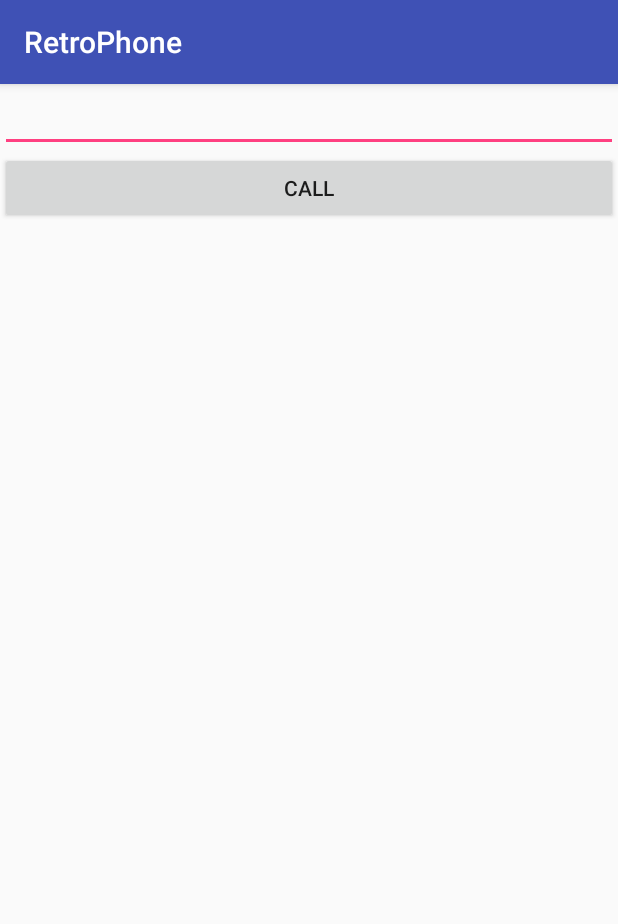
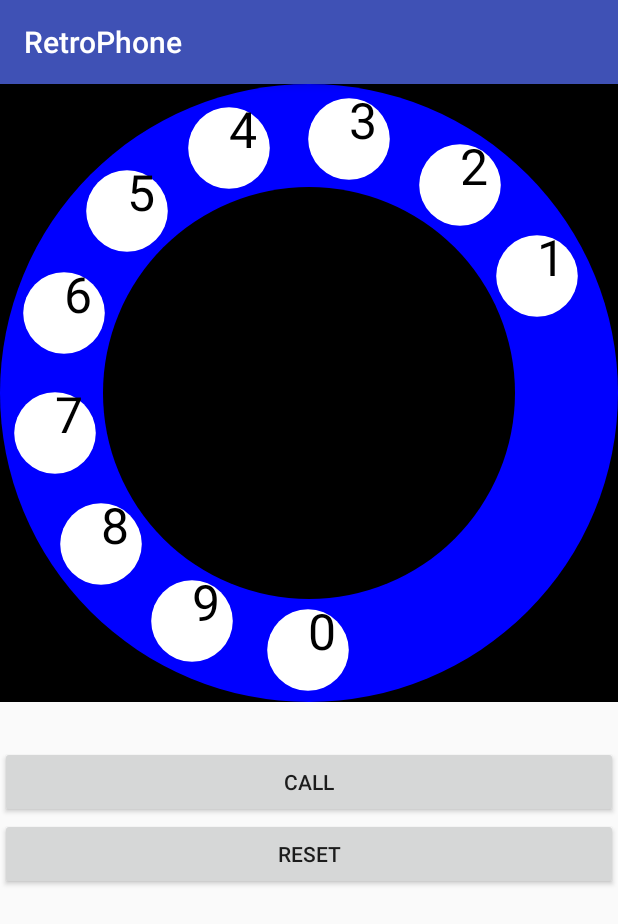
Before and after one commit to zaharstasenko/retrophone, an Android app: the screen it shows after launch (MainActivity), on a phone screen of 412 x 824 dp. Shown: the top 924 px of the screen. Run offline under Robolectric (Android 15) with nearby library versions, the phone set to English and light mode, and no system bars.

Commit message:
Created base phone view

```diff
--- a/app/src/main/java/com/example/zakhariystasenko/retrophone/MainActivity.java
+++ b/app/src/main/java/com/example/zakhariystasenko/retrophone/MainActivity.java
@@ -12,7 +12,7 @@ import android.view.View;
 import android.widget.TextView;
 import android.widget.Toast;
 
-public class MainActivity extends AppCompatActivity {
+public class MainActivity extends AppCompatActivity implements RetroPhoneView.Callback{
     private static final int PERMISSION_REQUEST_CODE = 123;
     private TextView mPhoneNumber;
 
@@ -24,21 +24,27 @@ public class MainActivity extends AppCompatActivity {
         initView();
     }
 
-    private void initView(){
+    private void initView() {
         mPhoneNumber = (TextView) findViewById(R.id.phoneNumber);
-
         findViewById(R.id.buttonCall).setOnClickListener(new View.OnClickListener() {
             @Override
             public void onClick(View v) {
                 tryCall();
             }
         });
+        findViewById(R.id.buttonReset).setOnClickListener(new View.OnClickListener() {
+            @Override
+            public void onClick(View v) {
+                mPhoneNumber.setText("");
+            }
+        });
+        ((RetroPhoneView) findViewById(R.id.phone)).setCallback(this);
     }
 
-    private void tryCall(){
+    private void tryCall() {
         try {
             makeCall();
-        } catch (SecurityException e){
+        } catch (SecurityException e) {
             requestCallPermission();
         }
     }
@@ -55,12 +61,17 @@ public class MainActivity extends AppCompatActivity {
 
     @Override
     public void onRequestPermissionsResult(int requestCode, @NonNull String[] permissions, @NonNull int[] grantResults) {
-        if (requestCode == PERMISSION_REQUEST_CODE){
-            if (grantResults[0] == PackageManager.PERMISSION_GRANTED){
+        if (requestCode == PERMISSION_REQUEST_CODE) {
+            if (grantResults[0] == PackageManager.PERMISSION_GRANTED) {
                 makeCall();
             } else {
                 Toast.makeText(this, R.string.permission_toast, Toast.LENGTH_SHORT).show();
             }
         }
     }
+
+    @Override
+    public void onButtonPressed(int button) {
+        mPhoneNumber.setText(mPhoneNumber.getText().toString() + button);
+    }
 }
--- /dev/null
+++ b/app/src/main/java/com/example/zakhariystasenko/retrophone/RetroPhoneView.java
@@ -0,0 +1,158 @@
+package com.example.zakhariystasenko.retrophone;
+
+import android.content.Context;
+import android.graphics.Canvas;
+import android.graphics.Color;
+import android.graphics.Paint;
+import android.graphics.Point;
+import android.support.annotation.Nullable;
+import android.util.AttributeSet;
+import android.view.MotionEvent;
+import android.view.View;
+
+public class RetroPhoneView extends View {
+    private Paint mPaint = new Paint();
+
+    private Point mDiskCenter = new Point();
+    private int mDiskInnerRadius;
+    private int mDiskOutherRadius;
+
+    private static final int BUTTONS_COUNT = 10;
+    private Point[] mButtonsCenter = new Point[BUTTONS_COUNT];
+
+    private float mButtonRadius;
+    private static final float BUTTON_PADDING_COEF = 0.8f;
+
+    private static final int BUTTONS_SECTOR_SIZE = 270;
+    private static final int DEGREES_PER_BUTTON = BUTTONS_SECTOR_SIZE / BUTTONS_COUNT;
+
+    private int mDistanceBetweenDiskAndButtonsCenter;
+
+    private Callback mCallback;
+
+    public RetroPhoneView(Context context) {
+        super(context);
+    }
+
+    public RetroPhoneView(Context context, @Nullable AttributeSet attrs) {
+        super(context, attrs);
+    }
+
+    public RetroPhoneView(Context context, @Nullable AttributeSet attrs, int defStyleAttr) {
+        super(context, attrs, defStyleAttr);
+    }
+
+    @Override
+    protected void onMeasure(int widthMeasureSpec, int heightMeasureSpec) {
+        super.onMeasure(widthMeasureSpec, heightMeasureSpec);
+        setMeasuredDimension(Math.min(getMeasuredWidth(), getMeasuredHeight()),
+                Math.min(getMeasuredWidth(), getMeasuredHeight()));
+    }
+
+    @Override
+    protected void onDraw(Canvas canvas) {
+        super.onDraw(canvas);
+
+        initializeCoordinates(canvas);
+
+        drawBackground(canvas);
+        drawCircle(canvas);
+        drawButtons(canvas);
+    }
+
+    private void initializeCoordinates(Canvas canvas) {
+        mDiskCenter.x = canvas.getWidth() / 2;
+        mDiskCenter.y = canvas.getHeight() / 2;
+
+        mDiskInnerRadius = canvas.getWidth() / 3;
+        mDiskOutherRadius = canvas.getWidth() / 2;
+
+        mDistanceBetweenDiskAndButtonsCenter = (mDiskOutherRadius + mDiskInnerRadius) / 2;
+        mButtonRadius = ((mDiskOutherRadius - mDiskInnerRadius) / 2) * BUTTON_PADDING_COEF;
+
+        for (int i = 0; i < BUTTONS_COUNT; ++i) {
+            mButtonsCenter[i] = new Point();
+            mButtonsCenter[i].x = calculateButtonPositionX(i + 1);
+            mButtonsCenter[i].y = calculateButtonPositionY(i + 1);
+        }
+    }
+
+    private void drawBackground(Canvas canvas) {
+        mPaint.setColor(Color.BLACK);
+        mPaint.setStyle(Paint.Style.FILL);
+
+        canvas.drawPaint(mPaint);
+    }
+
+    private void drawCircle(Canvas canvas) {
+        mPaint.setStyle(Paint.Style.FILL);
+
+        mPaint.setColor(Color.BLUE);
+        canvas.drawCircle(mDiskCenter.x, mDiskCenter.y, mDiskOutherRadius, mPaint);
+
+        mPaint.setColor(Color.BLACK);
+        canvas.drawCircle(mDiskCenter.x, mDiskCenter.y, mDiskInnerRadius, mPaint);
+    }
+
+    private void drawButtons(Canvas canvas) {
+        mPaint.setStyle(Paint.Style.FILL);
+        mPaint.setTextSize(50);
+
+        for (int i = 0; i < BUTTONS_COUNT; ++i) {
+            mPaint.setColor(Color.WHITE);
+            canvas.drawCircle(mButtonsCenter[i].x, mButtonsCenter[i].y, mButtonRadius, mPaint);
+
+            mPaint.setColor(Color.BLACK);
+            canvas.drawText((i + 1) % 10 + "", mButtonsCenter[i].x, mButtonsCenter[i].y, mPaint);
+        }
+    }
+
+    private int calculateButtonPositionX(int buttonNumber) {
+        return (int) (mDiskCenter.x +
+                mDistanceBetweenDiskAndButtonsCenter *
+                        Math.cos(Math.toRadians(buttonNumber * DEGREES_PER_BUTTON)));
+    }
+
+    private int calculateButtonPositionY(int buttonNumber) {
+        return (int) (mDiskCenter.y -
+                mDistanceBetweenDiskAndButtonsCenter *
+                        Math.sin(Math.toRadians(buttonNumber * DEGREES_PER_BUTTON)));
+    }
+
+    interface Callback {
+        void onButtonPressed(int button);
+    }
+
+    void setCallback(Callback callback) {
+        mCallback = callback;
+    }
+
+    @Override
+    public boolean onTouchEvent(MotionEvent event) {
+        int touchedButton = getTouchedButton(event.getX(), event.getY());
+
+        if (touchedButton != -1) {
+            mCallback.onButtonPressed((touchedButton + 1) % 10);
+        }
+
+        return super.onTouchEvent(event);
+    }
+
+    private int getTouchedButton(float touchX, float touchY) {
+        for (int i = 0; i < BUTTONS_COUNT; ++i) {
+            float buttonLeftBorder = mButtonsCenter[i].x - mButtonRadius;
+            float buttonRightBorder = mButtonsCenter[i].x + mButtonRadius;
+            float buttonBottomBorder = mButtonsCenter[i].y - mButtonRadius;
+            float buttonTopBorder = mButtonsCenter[i].y + mButtonRadius;
+
+            if (touchX > buttonLeftBorder &&
+                    touchX < buttonRightBorder &&
+                    touchY > buttonBottomBorder &&
+                    touchY < buttonTopBorder) {
+                return i;
+            }
+        }
+
+        return -1;
+    }
+}
--- a/app/src/main/res/layout/main_layout.xml
+++ b/app/src/main/res/layout/main_layout.xml
@@ -3,16 +3,27 @@
     android:orientation="vertical" android:layout_width="match_parent"
     android:layout_height="match_parent">
 
-    <EditText
+    <com.example.zakhariystasenko.retrophone.RetroPhoneView
+        android:id="@+id/phone"
+        android:layout_width="match_parent"
+        android:layout_height="wrap_content" />
+
+    <TextView
         android:id="@+id/phoneNumber"
         android:layout_width="match_parent"
         android:layout_height="wrap_content"
-        android:ems="10"
-        android:inputType="phone" />
+        android:textAppearance="@style/Base.TextAppearance.AppCompat.Large" />
 
     <Button
         android:id="@+id/buttonCall"
         android:layout_width="match_parent"
         android:layout_height="wrap_content"
         android:text="@string/call_btn_text" />
+
+    <Button
+        android:id="@+id/buttonReset"
+        android:layout_width="match_parent"
+        android:layout_height="wrap_content"
+        android:gravity="center"
+        android:text="@string/reset_btn_text" />
 </LinearLayout>
--- a/app/src/main/res/values/strings.xml
+++ b/app/src/main/res/values/strings.xml
@@ -1,5 +1,6 @@
 <resources>
     <string name="app_name">RetroPhone</string>
     <string name="call_btn_text">Call</string>
+    <string name="reset_btn_text">Reset</string>
     <string name="permission_toast">Application need call permission</string>
 </resources>
```
